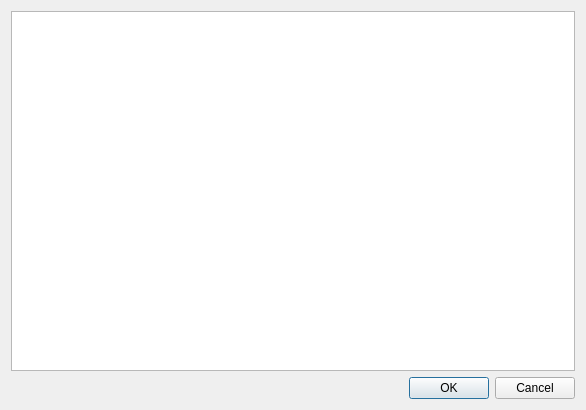
Old version of the form vowels.ui in the repository kellyjf/larousse.
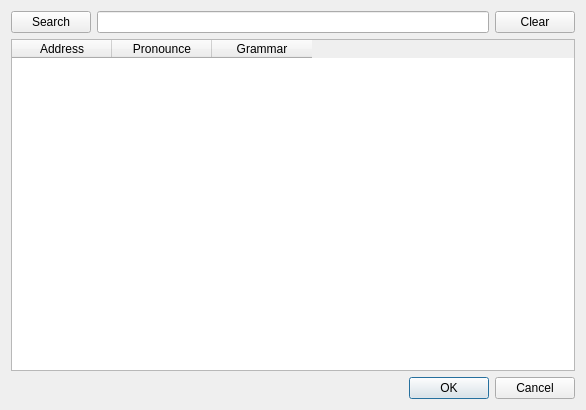
New version of the form.

Patch:
```diff
--- a/vowels.ui
+++ b/vowels.ui
@@ -18,7 +18,44 @@
     <layout class="QGridLayout" name="gridLayout"/>
    </item>
    <item>
-    <widget class="QListWidget" name="resultList"/>
+    <layout class="QHBoxLayout" name="horizontalLayout">
+     <item>
+      <widget class="QPushButton" name="searchButton">
+       <property name="text">
+        <string>Search</string>
+       </property>
+      </widget>
+     </item>
+     <item>
+      <widget class="QLineEdit" name="searchLine"/>
+     </item>
+     <item>
+      <widget class="QPushButton" name="clearButton">
+       <property name="text">
+        <string>Clear</string>
+       </property>
+      </widget>
+     </item>
+    </layout>
+   </item>
+   <item>
+    <widget class="QTableWidget" name="resultTable">
+     <column>
+      <property name="text">
+       <string>Address</string>
+      </property>
+     </column>
+     <column>
+      <property name="text">
+       <string>Pronounce</string>
+      </property>
+     </column>
+     <column>
+      <property name="text">
+       <string>Grammar</string>
+      </property>
+     </column>
+    </widget>
    </item>
    <item>
     <widget class="QDialogButtonBox" name="buttonBox">
```
